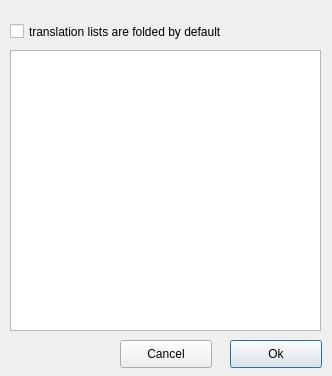
Old version of the form src/Options/OptionsDialog.ui in the repository karelklic/wikt.
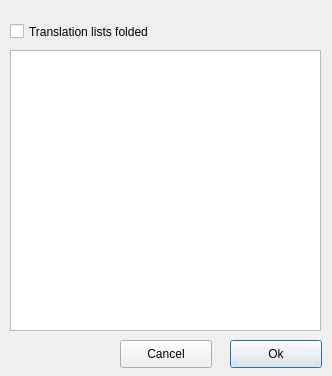
New version of the form.

Patch:
```diff
--- a/src/Options/OptionsDialog.ui
+++ b/src/Options/OptionsDialog.ui
@@ -49,7 +49,7 @@
     </rect>
    </property>
    <property name="text">
-    <string>translation lists are folded by default</string>
+    <string>Translation lists folded</string>
    </property>
   </widget>
   <widget class="QTreeWidget" name="translationsTree">
```
Left out of the diff: 5 changed lines with no effect on the pictures.
